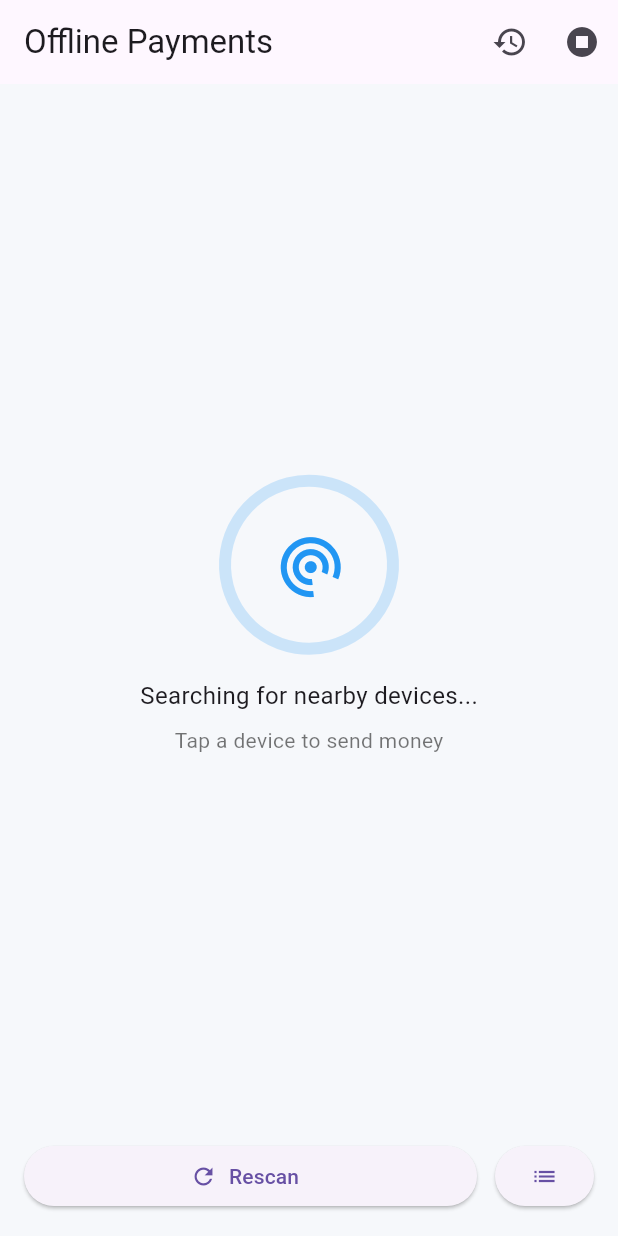
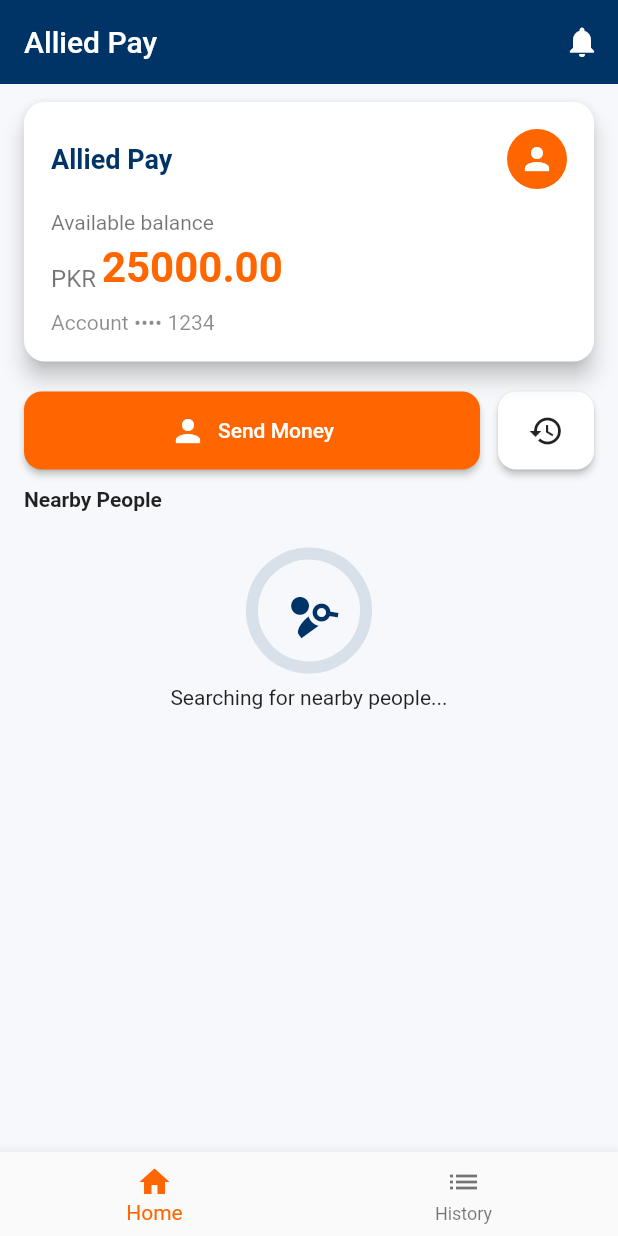
Before and after one commit to Qasimhassan65/offline-payment-app, a Flutter app: the screen it shows after launch, on a phone screen of 412 x 824 dp. Run offline on Flutter 3.47's test engine with Material 3 defaults, Android fonts, the phone set to English and light mode, and no system bars; our stand-ins replace device_info_plus, permission_handler, sqflite; missing offline and left inert: nearby_connections; accounts and stored records are empty.

Commit message:
app version 2

```diff
--- a/lib/main.dart
+++ b/lib/main.dart
@@ -1,40 +1,138 @@
-// lib/main.dart
 import 'package:flutter/material.dart';
 import 'package:permission_handler/permission_handler.dart';
-import 'screens/home_screen.dart';
+import 'screens/dashboard.dart';
+import 'screens/history_screen.dart';
+import 'services/nearby_service.dart';
+import 'models/payment_transaction.dart';
 
-void main() async {
+final GlobalKey<NavigatorState> rootNavKey = GlobalKey<NavigatorState>();
+
+Future<void> main() async {
   WidgetsFlutterBinding.ensureInitialized();
-
-  // ✅ Request runtime permissions before app starts
   await _requestPermissions();
-
-  runApp(const MyApp());
+  runApp(const AlliedPayApp());
 }
 
 Future<void> _requestPermissions() async {
-  // Location (required for discovery)
-  await Permission.locationWhenInUse.request();
-
-  // Bluetooth permissions (Android 12+)
-  await Permission.bluetoothAdvertise.request();
-  await Permission.bluetoothConnect.request();
-  await Permission.bluetoothScan.request();
-
-  // Nearby WiFi devices (Android 13+)
-  await Permission.nearbyWifiDevices.request();
+  await [
+    Permission.locationWhenInUse,
+    Permission.bluetooth,
+    Permission.bluetoothScan,
+    Permission.bluetoothAdvertise,
+    Permission.bluetoothConnect,
+    Permission.nearbyWifiDevices,
+  ].request();
 }
 
-class MyApp extends StatelessWidget {
-  const MyApp({super.key});
+class AlliedPayApp extends StatefulWidget {
+  const AlliedPayApp({super.key});
+
+  @override
+  State<AlliedPayApp> createState() => _AlliedPayAppState();
+}
+
+class _AlliedPayAppState extends State<AlliedPayApp> {
+  final NearbyService _nearby = NearbyService();
+
+  @override
+  void initState() {
+    super.initState();
+    // Start nearby (will be no-op if permissions missing)
+    // We start advertising/discovery from Dashboard when it initializes as well.
+    // Subscribe to incoming transactions to show an incoming dialog globally.
+    try {
+      _nearby.incomingTransactions.listen((PaymentTransaction tx) {
+        _showIncoming(tx);
+      });
+    } catch (_) {}
+  }
+
+  Future<void> _showIncoming(PaymentTransaction tx) async {
+    // Use navigatorKey to show dialog even if another screen is active
+    final ctx = rootNavKey.currentContext;
+    if (ctx == null) return;
+    showDialog(
+      context: ctx,
+      builder: (_) {
+        return AlertDialog(
+          title: const Text("Incoming payment"),
+          content: Text(
+            "${tx.sender} → ${tx.receiver}\nPKR ${tx.amount.toStringAsFixed(2)}\n${tx.note}",
+            style: const TextStyle(fontSize: 16),
+          ),
+          actions: [
+            TextButton(onPressed: () => Navigator.pop(ctx), child: const Text("OK"))
+          ],
+        );
+      },
+    );
+  }
 
   @override
   Widget build(BuildContext context) {
+    final primary = const Color(0xFF003366); // Allied deep navy
+    final accent = const Color(0xFFFF6600); // Allied orange
+
     return MaterialApp(
-      debugShowCheckedModeBanner: false,
-      title: 'Offline Payments',
-      theme: ThemeData(primarySwatch: Colors.blue),
-      home: const HomeScreen(),
+      navigatorKey: rootNavKey,
+      title: 'Allied Pay (Demo)',
+      theme: ThemeData(
+        useMaterial3: false,
+        primaryColor: primary,
+        colorScheme: ColorScheme.fromSeed(seedColor: primary, primary: primary, secondary: accent),
+        appBarTheme: AppBarTheme(backgroundColor: primary, foregroundColor: Colors.white),
+        elevatedButtonTheme: ElevatedButtonThemeData(
+          style: ElevatedButton.styleFrom(backgroundColor: accent, foregroundColor: Colors.white),
+        ),
+        iconTheme: const IconThemeData(color: Color(0xFF003366)),
+        scaffoldBackgroundColor: const Color(0xFFF6F8FB),
+      ),
+      initialRoute: '/',
+      routes: {
+        '/': (_) => const RootNav(),
+        '/history': (_) => const HistoryScreen(),
+      },
+    );
+  }
+
+  @override
+  void dispose() {
+    _nearby.dispose();
+    super.dispose();
+  }
+}
+
+/// RootNav holds bottom navigation and swaps between dashboard/history
+class RootNav extends StatefulWidget {
+  const RootNav({super.key});
+  @override
+  State<RootNav> createState() => _RootNavState();
+}
+
+class _RootNavState extends State<RootNav> {
+  int _index = 0;
+  final pages = [
+    const DashboardScreen(),
+    const HistoryScreen(),
+  ];
+
+  @override
+  Widget build(BuildContext context) {
+    final accent = Theme.of(context).colorScheme.secondary;
+    final navy = Theme.of(context).primaryColor;
+
+    return Scaffold(
+      body: pages[_index],
+      bottomNavigationBar: BottomNavigationBar(
+        currentIndex: _index,
+        onTap: (i) => setState(() => _index = i),
+        selectedItemColor: accent,
+        unselectedItemColor: Colors.black54,
+        items: [
+          BottomNavigationBarItem(icon: const Icon(Icons.home), label: "Home"),
+          BottomNavigationBarItem(icon: const Icon(Icons.list), label: "History"),
+        ],
+      ),
     );
   }
 }
--- /dev/null
+++ b/lib/screens/dashboard.dart
@@ -0,0 +1,201 @@
+import 'dart:async';
+import 'package:flutter/material.dart';
+import '../services/nearby_service.dart';
+import 'device_list_screen.dart';
+import 'history_screen.dart';
+
+class DashboardScreen extends StatefulWidget {
+  const DashboardScreen({super.key});
+  @override
+  State<DashboardScreen> createState() => _DashboardScreenState();
+}
+
+class _DashboardScreenState extends State<DashboardScreen> with TickerProviderStateMixin {
+  final NearbyService _nearby = NearbyService();
+  StreamSubscription? _devicesSub;
+  List<NearbyDevice> _devices = [];
+  String _myName = "Me";
+  double _balance = 25000.00; // demo balance
+
+  late final AnimationController _scanController;
+
+  @override
+  void initState() {
+    super.initState();
+    _scanController = AnimationController(vsync: this, duration: const Duration(seconds: 2))..repeat();
+    // start advertising & discovery (idempotent)
+    _nearby.startAdvertisingAndDiscovery(_myName);
+    _devicesSub = _nearby.devicesStream.listen((list) {
+      setState(() {
+        _devices = list;
+      });
+    });
+  }
+
+  @override
+  void dispose() {
+    _devicesSub?.cancel();
+    _scanController.dispose();
+    super.dispose();
+  }
+
+  void _openDeviceList() {
+    Navigator.push(
+      context,
+      MaterialPageRoute(builder: (_) => DeviceListScreen(myName: _myName)),
+    );
+  }
+
+  Widget _accountCard() {
+    final accent = Theme.of(context).colorScheme.secondary;
+    return Card(
+      elevation: 6,
+      shape: RoundedRectangleBorder(borderRadius: BorderRadius.circular(14)),
+      margin: const EdgeInsets.symmetric(horizontal: 16, vertical: 12),
+      child: Container(
+        padding: const EdgeInsets.all(18),
+        child: Column(
+          crossAxisAlignment: CrossAxisAlignment.start,
+          children: [
+            Row(
+              mainAxisAlignment: MainAxisAlignment.spaceBetween,
+              children: [
+                Text("Allied Pay", style: TextStyle(color: Theme.of(context).primaryColor, fontWeight: FontWeight.bold, fontSize: 18)),
+                CircleAvatar(backgroundColor: accent, child: const Icon(Icons.person, color: Colors.white)),
+              ],
+            ),
+            const SizedBox(height: 14),
+            Text("Available balance", style: TextStyle(color: Colors.black54)),
+            const SizedBox(height: 6),
+            Row(
+              crossAxisAlignment: CrossAxisAlignment.end,
+              children: [
+                Text("PKR ", style: TextStyle(color: Colors.black54, fontSize: 16)),
+                Text(_balance.toStringAsFixed(2), style: TextStyle(fontSize: 28, fontWeight: FontWeight.bold, color: accent)),
+              ],
+            ),
+            const SizedBox(height: 12),
+            Text("Account •••• 1234", style: TextStyle(color: Colors.black45)),
+          ],
+        ),
+      ),
+    );
+  }
+
+  Widget _quickActions() {
+    final accent = Theme.of(context).colorScheme.secondary;
+    return Padding(
+      padding: const EdgeInsets.symmetric(horizontal: 16.0),
+      child: Row(
+        children: [
+          Expanded(
+            child: ElevatedButton.icon(
+              onPressed: _openDeviceList,
+              icon: const Icon(Icons.person),
+              label: const Text("Send Money"),
+              style: ElevatedButton.styleFrom(
+                padding: const EdgeInsets.symmetric(vertical: 14),
+                backgroundColor: accent,
+                shape: RoundedRectangleBorder(borderRadius: BorderRadius.circular(12)),
+              ),
+            ),
+          ),
+          const SizedBox(width: 12),
+          ElevatedButton(
+            onPressed: () => Navigator.push(context, MaterialPageRoute(builder: (_) => const HistoryScreen())),
+            child: const Icon(Icons.history),
+            style: ElevatedButton.styleFrom(backgroundColor: Colors.white, foregroundColor: Colors.black87, padding: const EdgeInsets.all(14), shape: RoundedRectangleBorder(borderRadius: BorderRadius.circular(12))),
+          ),
+        ],
+      ),
+    );
+  }
+
+  Widget _deviceSection() {
+    return Padding(
+      padding: const EdgeInsets.symmetric(horizontal: 16.0, vertical: 12),
+      child: Column(
+        crossAxisAlignment: CrossAxisAlignment.start,
+        children: [
+          const Text("Nearby People", style: TextStyle(fontWeight: FontWeight.bold)),
+          const SizedBox(height: 8),
+          _devices.isEmpty
+              ? SizedBox(
+                  height: 140,
+                  child: Center(
+                    child: Column(
+                      mainAxisAlignment: MainAxisAlignment.center,
+                      children: [
+                        RotationTransition(
+                          turns: _scanController,
+                          child: Container(
+                            width: 84,
+                            height: 84,
+                            decoration: BoxDecoration(shape: BoxShape.circle, border: Border.all(color: Theme.of(context).primaryColor.withOpacity(0.12), width: 8)),
+                            child: Center(child: Icon(Icons.person_search, size: 36, color: Theme.of(context).primaryColor)),
+                          ),
+                        ),
+                        const SizedBox(height: 8),
+                        const Text("Searching for nearby people..."),
+                      ],
+                    ),
+                  ),
+                )
+              : SizedBox(
+                  height: 140,
+                  child: ListView.separated(
+                    scrollDirection: Axis.horizontal,
+                    itemBuilder: (ctx, i) {
+                      final d = _devices[i];
+                      return GestureDetector(
+                        onTap: () => Navigator.push(context, MaterialPageRoute(builder: (_) => DeviceListScreen(myName: _myName, preselectedDevice: d))),
+                        child: Container(
+                          width: 120,
+                          padding: const EdgeInsets.all(12),
+                          decoration: BoxDecoration(color: Colors.white, borderRadius: BorderRadius.circular(12), boxShadow: const [BoxShadow(color: Colors.black12, blurRadius: 6)]),
+                          child: Column(
+                            mainAxisAlignment: MainAxisAlignment.center,
+                            children: [
+                              const CircleAvatar(radius: 26, child: Icon(Icons.person, size: 28)),
+                              const SizedBox(height: 8),
+                              Text(d.name, overflow: TextOverflow.ellipsis, style: const TextStyle(fontWeight: FontWeight.bold)),
+                              Text(d.endpointId.length > 6 ? d.endpointId.substring(0, 6) + "..." : d.endpointId, style: const TextStyle(fontSize: 12, color: Colors.black54)),
+                            ],
+                          ),
+                        ),
+                      );
+                    },
+                    separatorBuilder: (_, __) => const SizedBox(width: 12),
+                    itemCount: _devices.length,
+                  ),
+                ),
+        ],
+      ),
+    );
+  }
+
+  @override
+  Widget build(BuildContext context) {
+    return SafeArea(
+      child: CustomScrollView(
+        slivers: [
+          SliverAppBar(
+            floating: true,
+            pinned: true,
+            title: const Text("Allied Pay"),
+            actions: [
+              IconButton(onPressed: () => Navigator.push(context, MaterialPageRoute(builder: (_) => const HistoryScreen())), icon: const Icon(Icons.notifications)),
+            ],
+            backgroundColor: Theme.of(context).primaryColor,
+            expandedHeight: 0,
+          ),
+          SliverToBoxAdapter(child: _accountCard()),
+          SliverToBoxAdapter(child: const SizedBox(height: 8)),
+          SliverToBoxAdapter(child: _quickActions()),
+          SliverToBoxAdapter(child: _deviceSection()),
+          SliverToBoxAdapter(child: const SizedBox(height: 32)),
+        ],
+      ),
+    );
+  }
+}
```
Also changed, not shown: lib/screens/device_list_screen.dart (added, +98 -0 lines), lib/screens/enter_amount_screen.dart (added, +64 -0 lines), lib/screens/history_screen.dart (+11 -18 lines).
